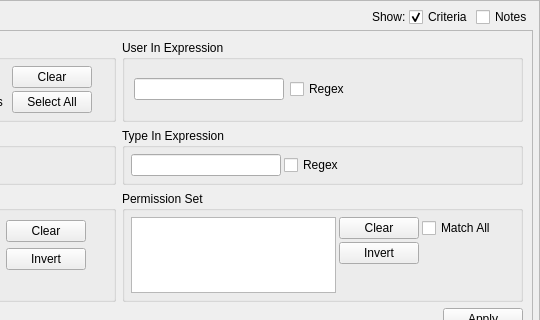
Above: setoolsgui/apol/constraintquery.ui from SELinuxProject/setools before the change; both pictures show x 234 to 774 and y 0 to 320 of the 774 by 846 pixel window. Below: the same form after it.
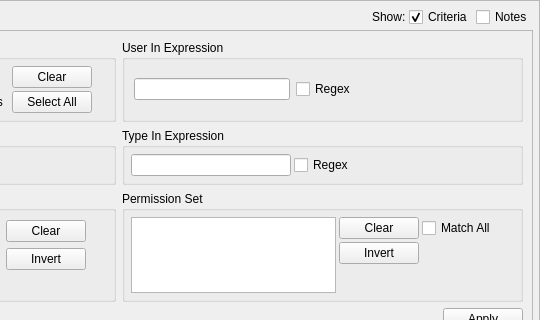
That is the form after the change. Custom widgets are drawn as their Qt base class.

The edit to the form file:
```diff
--- a/setoolsgui/apol/constraintquery.ui
+++ b/setoolsgui/apol/constraintquery.ui
@@ -563,7 +563,7 @@
           <item row="0" column="1">
            <widget class="QLineEdit" name="type_">
             <property name="sizePolicy">
-             <sizepolicy hsizetype="Preferred" vsizetype="Fixed">
+             <sizepolicy hsizetype="Expanding" vsizetype="Fixed">
               <horstretch>0</horstretch>
               <verstretch>0</verstretch>
              </sizepolicy>
@@ -713,7 +713,7 @@
           <item row="0" column="0">
            <widget class="QLineEdit" name="user">
             <property name="sizePolicy">
-             <sizepolicy hsizetype="Preferred" vsizetype="Fixed">
+             <sizepolicy hsizetype="Expanding" vsizetype="Fixed">
               <horstretch>0</horstretch>
               <verstretch>0</verstretch>
              </sizepolicy>
```
Left out of the diff: 2 changed lines with no effect on the pictures.
